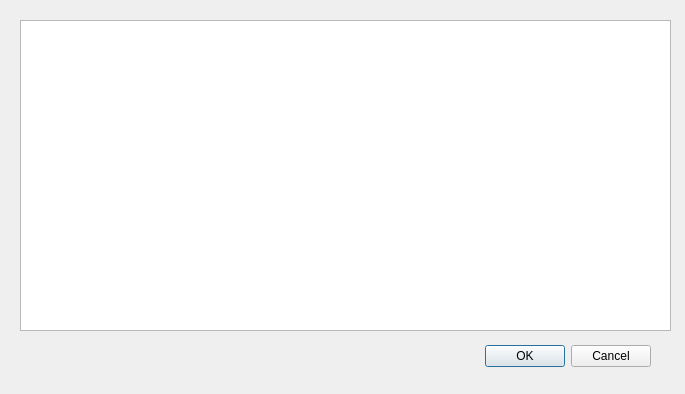
Qt form ui/Exp1_q1.ui (Milefer7/ACD) before a commit.
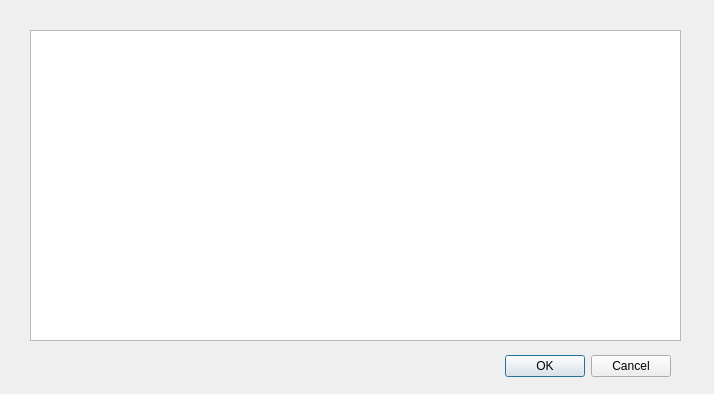
The same form after that commit.

```diff
--- a/ui/Exp1_q1.ui
+++ b/ui/Exp1_q1.ui
@@ -6,7 +6,7 @@
    <rect>
     <x>0</x>
     <y>0</y>
-    <width>685</width>
+    <width>714</width>
     <height>394</height>
    </rect>
   </property>
@@ -16,8 +16,8 @@
   <widget class="QDialogButtonBox" name="buttonBox">
    <property name="geometry">
     <rect>
-     <x>310</x>
-     <y>340</y>
+     <x>330</x>
+     <y>350</y>
      <width>341</width>
      <height>32</height>
     </rect>
@@ -32,8 +32,8 @@
   <widget class="QTextEdit" name="textEdit_q1_show">
    <property name="geometry">
     <rect>
-     <x>20</x>
-     <y>20</y>
+     <x>30</x>
+     <y>30</y>
      <width>651</width>
      <height>311</height>
     </rect>
```
Left out of the diff: 7 changed lines with no effect on the pictures.
